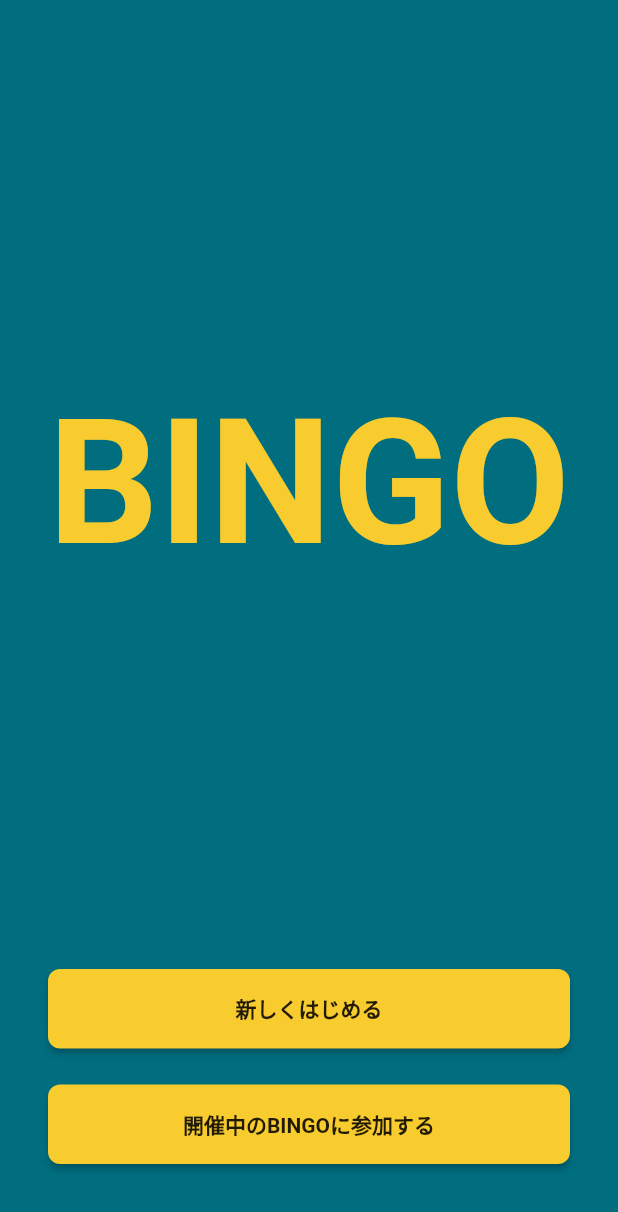
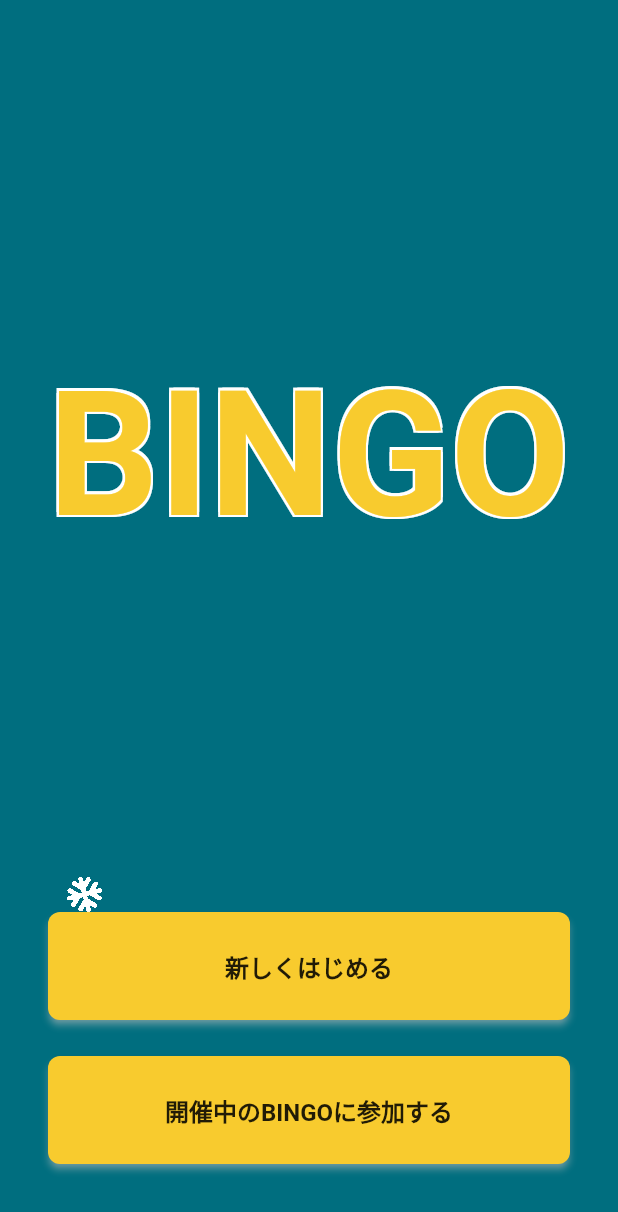
Before and after one commit to kenta-wakasa/flutter_bingo, a Flutter app: the screen it shows after launch, on a phone screen of 412 x 824 dp. Shown: the top 1212 px of the screen. Run offline on Flutter 3.47's test engine with Material 2 defaults, Android fonts, the phone set to English and light mode, and no system bars; our stand-ins replace cloud_firestore, firebase_core, flutter_riverpod, go_router, google_fonts; accounts and stored records are empty.

Commit message:
デザイン修正

```diff
--- a/lib/main.dart
+++ b/lib/main.dart
@@ -83,14 +83,19 @@ class MyApp extends StatelessWidget {
               ),
           hintColor: Colors.white70,
           dialogTheme: const DialogTheme(
+            shape: RoundedRectangleBorder(
+                borderRadius: BorderRadius.all(Radius.circular(16))),
             backgroundColor: Constants.primaryColor,
           ),
           elevatedButtonTheme: ElevatedButtonThemeData(
             style: ElevatedButton.styleFrom(
+              elevation: 2,
+              shadowColor: Colors.white,
               textStyle: const TextStyle(
                 fontWeight: FontWeight.bold,
+                fontSize: 16,
               ),
-              padding: const EdgeInsets.all(16),
+              padding: const EdgeInsets.symmetric(horizontal: 32, vertical: 24),
               shape: RoundedRectangleBorder(
                 borderRadius: BorderRadius.circular(8),
               ),
--- a/lib/pages/start_page.dart
+++ b/lib/pages/start_page.dart
@@ -1,3 +1,5 @@
+import 'dart:math';
+
 import 'package:bingo/providers/providers.dart';
 import 'package:cloud_firestore/cloud_firestore.dart';
 import 'package:flutter/material.dart';
@@ -11,8 +13,29 @@ class StartPage extends ConsumerWidget {
 
   @override
   Widget build(BuildContext context, WidgetRef ref) {
+    final circles = List.generate(100, (_) {
+      final random = Random();
+      final xPos = (random.nextDouble() * 2) - 1;
+      final yPos = (random.nextDouble() * 2) - 1;
+      final size = 10 + (random.nextInt(10) * 3);
+      final angle = random.nextDouble() * 2;
+      return Align(
+        alignment: Alignment(xPos, yPos),
+        child: Transform.rotate(
+          angle: pi * angle,
+          child: Icon(
+            Icons.ac_unit_rounded,
+            size: size.toDouble(),
+            color: Colors.white,
+          ),
+        ),
+      );
+    });
     return Scaffold(
-      body: Container(
+      body: Stack(
+        children: [
+          ...circles,
+          Container(
             padding: const EdgeInsets.symmetric(horizontal: 32),
             alignment: Alignment.center,
             child: ConstrainedBox(
@@ -26,7 +49,26 @@ class StartPage extends ConsumerWidget {
                   FittedBox(
                     child: Text(
                       'BINGO',
-                  style: Theme.of(context).textTheme.displayLarge,
+                      style: Theme.of(context).textTheme.displayLarge?.copyWith(
+                        shadows: [
+                          const Shadow(
+                              // bottomLeft
+                              offset: Offset(-1.5, -1.5),
+                              color: Colors.white),
+                          const Shadow(
+                              // bottomRight
+                              offset: Offset(1.5, -1.5),
+                              color: Colors.white),
+                          const Shadow(
+                              // topRight
+                              offset: Offset(1.5, 1.5),
+                              color: Colors.white),
+                          const Shadow(
+                              // topLeft
+                              offset: Offset(-1.5, 1.5),
+                              color: Colors.white),
+                        ],
+                      ),
                     ),
                   ),
                   const Spacer(),
@@ -127,6 +169,8 @@ class StartPage extends ConsumerWidget {
               ),
             ),
           ),
+        ],
+      ),
     );
   }
 }
```
Lines whose indentation alone changed are shown as unchanged.
